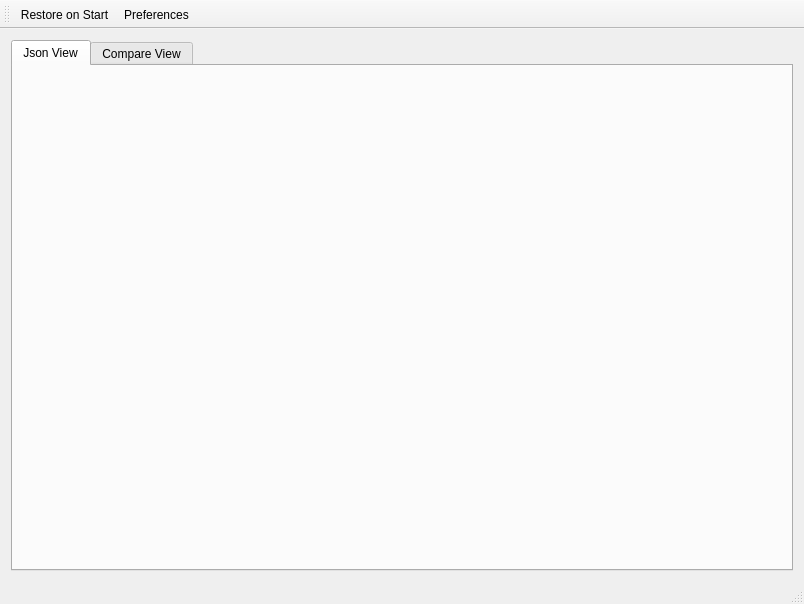
Above: mainwindow.ui from coozoo/qtjsondiff before the change. Below: the same form after it.
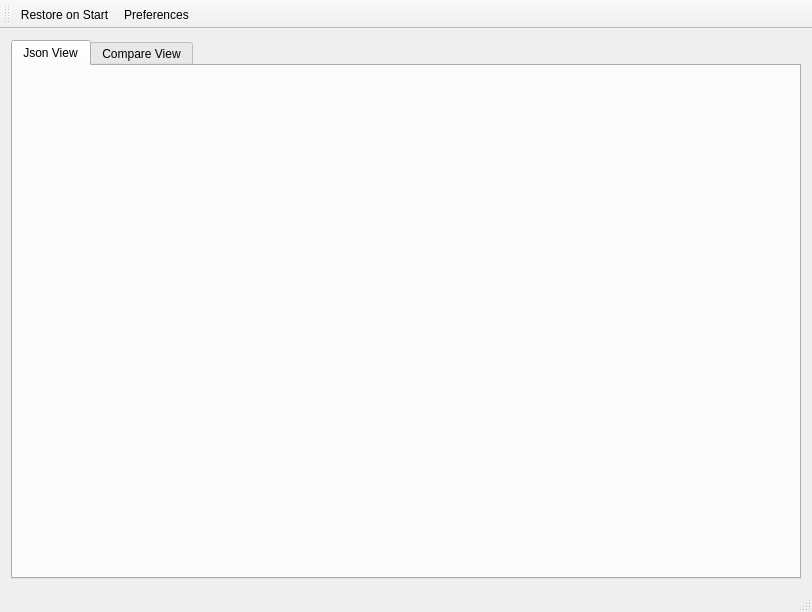
That is the form after the change.

Diff of the .ui file:
```diff
--- a/mainwindow.ui
+++ b/mainwindow.ui
@@ -6,8 +6,8 @@
    <rect>
     <x>0</x>
     <y>0</y>
-    <width>804</width>
-    <height>604</height>
+    <width>812</width>
+    <height>612</height>
    </rect>
   </property>
   <property name="minimumSize">
```
Left out of the diff: 26 changed lines with no effect on the pictures.
